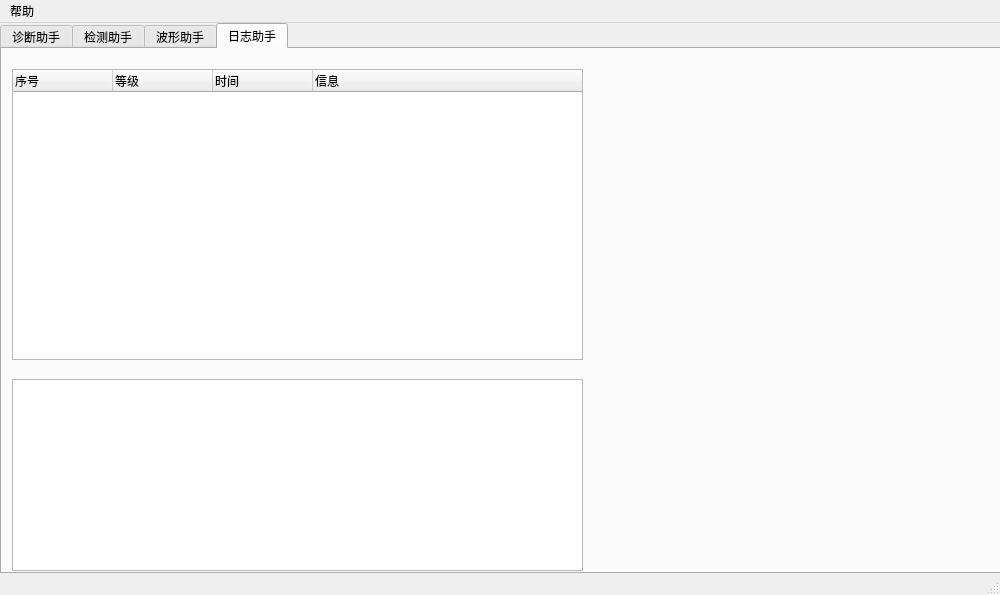
Old version of the form ui/MainWin.ui in the repository onlycalm/litchi_py.
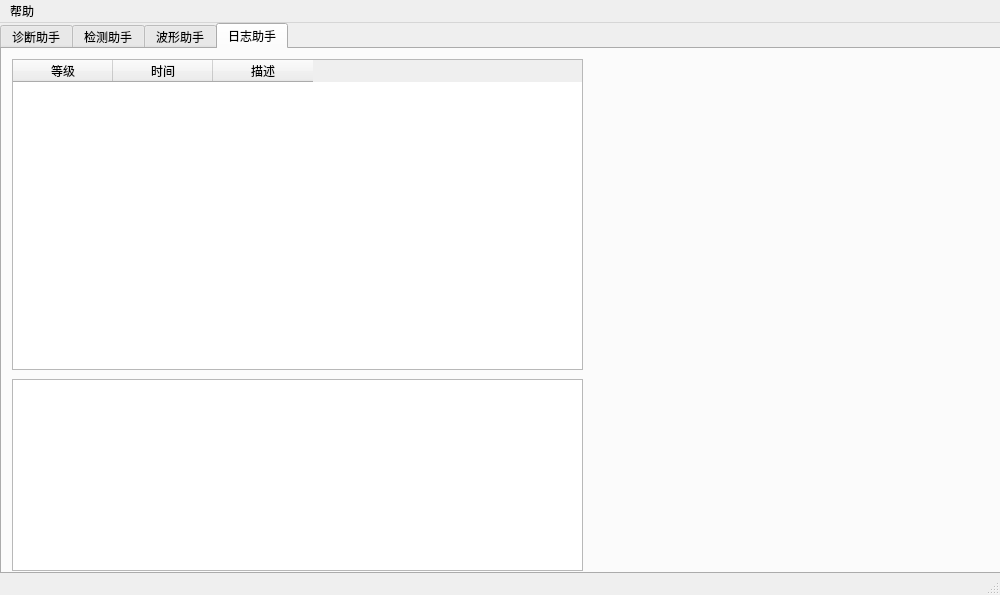
New version of the form. The open tabs and pages were chosen to show the change. Icons and pictures are not drawn.

The edit to the form file:
```diff
--- a/ui/MainWin.ui
+++ b/ui/MainWin.ui
@@ -471,42 +471,40 @@
        </rect>
       </property>
      </widget>
-     <widget class="QTreeWidget" name="LogTw">
+     <widget class="QTableWidget" name="LogTw">
       <property name="geometry">
        <rect>
         <x>10</x>
-        <y>20</y>
+        <y>10</y>
         <width>571</width>
-        <height>291</height>
+        <height>311</height>
        </rect>
       </property>
-      <column>
-       <property name="text">
-        <string>序号</string>
-       </property>
-      </column>
+      <property name="editTriggers">
+       <set>QAbstractItemView::NoEditTriggers</set>
+      </property>
+      <property name="selectionMode">
+       <enum>QAbstractItemView::SingleSelection</enum>
+      </property>
+      <property name="selectionBehavior">
+       <enum>QAbstractItemView::SelectRows</enum>
+      </property>
+      <property name="wordWrap">
+       <bool>true</bool>
+      </property>
       <column>
        <property name="text">
         <string>等级</string>
        </property>
-       <property name="textAlignment">
-        <set>AlignLeading|AlignVCenter</set>
-       </property>
       </column>
       <column>
        <property name="text">
         <string>时间</string>
        </property>
-       <property name="textAlignment">
-        <set>AlignLeading|AlignVCenter</set>
-       </property>
       </column>
       <column>
        <property name="text">
-        <string>信息</string>
-       </property>
-       <property name="textAlignment">
-        <set>AlignLeading|AlignVCenter</set>
+        <string>描述</string>
        </property>
       </column>
      </widget>
```
Left out of the diff: 18 changed lines with no effect on the pictures.
